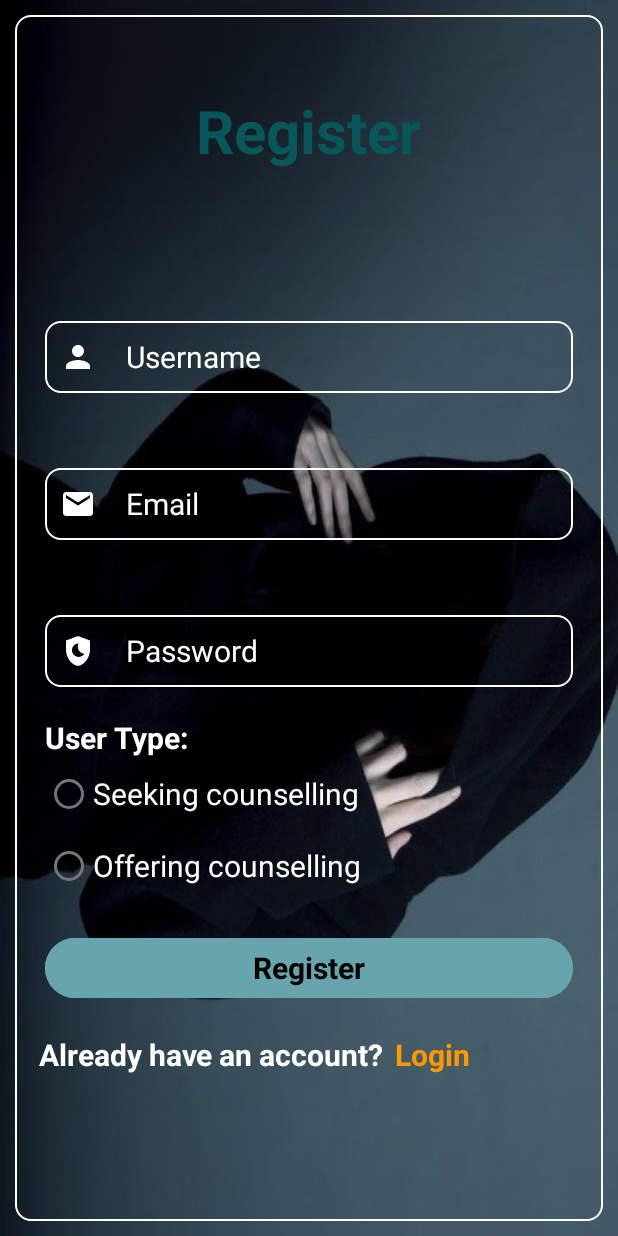
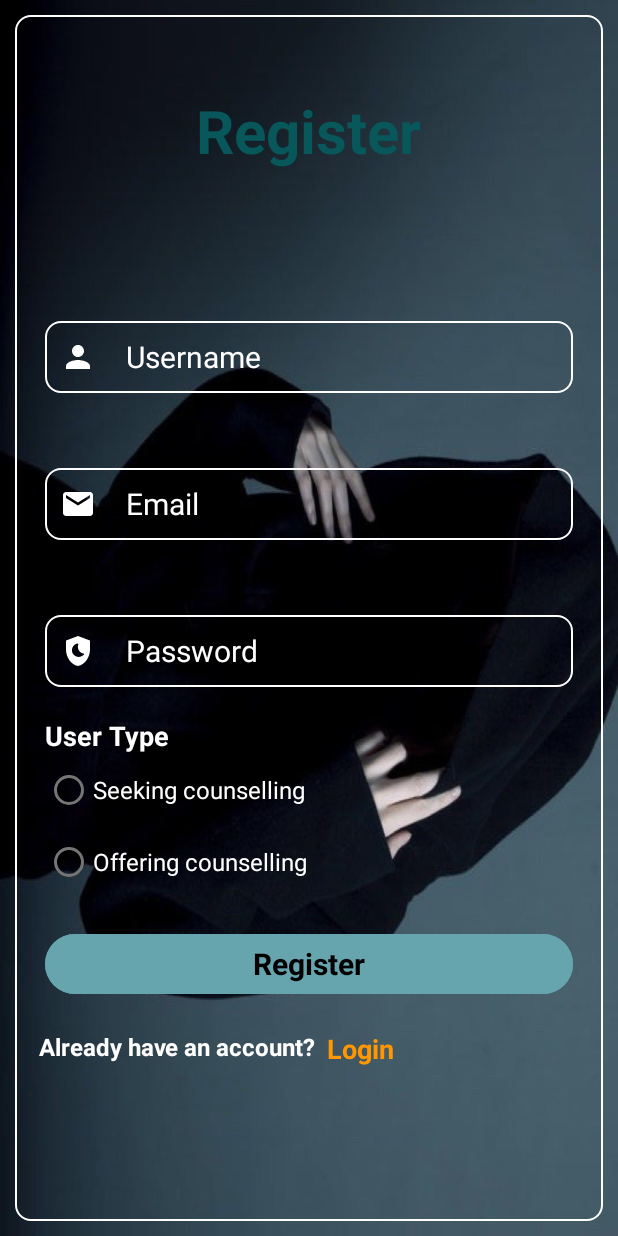
Before and after one commit to alfred-dev21/anonymous_counselling_app, an Android app: the RegisterActivity screen opened directly, with no data from a screen before it, on a phone screen of 412 x 824 dp. Run offline under Robolectric (Android 15) with nearby library versions, the phone set to English and light mode, and no system bars.

Commit message:
Last commit for the day

```diff
--- a/app/src/main/res/layout/activity_register.xml
+++ b/app/src/main/res/layout/activity_register.xml
@@ -81,9 +81,9 @@
             android:layout_width="wrap_content"
             android:layout_height="wrap_content"
             android:id="@+id/user_type_tag"
-            android:text="User Type:"
+            android:text="User Type"
             android:textColor="@color/white"
-            android:textSize="20sp"
+            android:textSize="18sp"
             android:textStyle="bold"
             android:layout_below="@+id/user_password"
             android:layout_marginTop="20sp"
@@ -100,7 +100,7 @@
                 android:layout_width="wrap_content"
                 android:layout_height="wrap_content"
                 android:text="Seeking counselling"
-                android:textSize="20sp"
+                android:textSize="16sp"
                 android:textColor="@color/white"
                 android:id="@+id/radioBtn1"/>
 
@@ -108,7 +108,7 @@
                 android:layout_width="wrap_content"
                 android:layout_height="wrap_content"
                 android:text="Offering counselling"
-                android:textSize="20sp"
+                android:textSize="16sp"
                 android:textColor="@color/white"
                 android:id="@+id/radioBtn2"/>
         </RadioGroup>
@@ -134,7 +134,7 @@
             android:text="Already have an account?"
             android:textColor="@color/white"
             android:textStyle="bold"
-            android:textSize="20sp"
+            android:textSize="16sp"
             android:layout_marginLeft="16sp"
             android:layout_below="@+id/register_user"
             android:id="@+id/already_have_account_tag"/>
@@ -145,7 +145,7 @@
             android:text="Login"
             android:textColor="#FF9800"
             android:textStyle="bold"
-            android:textSize="20sp"
+            android:textSize="18sp"
             android:layout_toRightOf="@+id/already_have_account_tag"
             android:layout_marginLeft="7sp"
             android:layout_below="@+id/register_user"
```
Also changed, not shown: app/src/main/res/layout/activity_select_problem.xml (+26 -6 lines).
